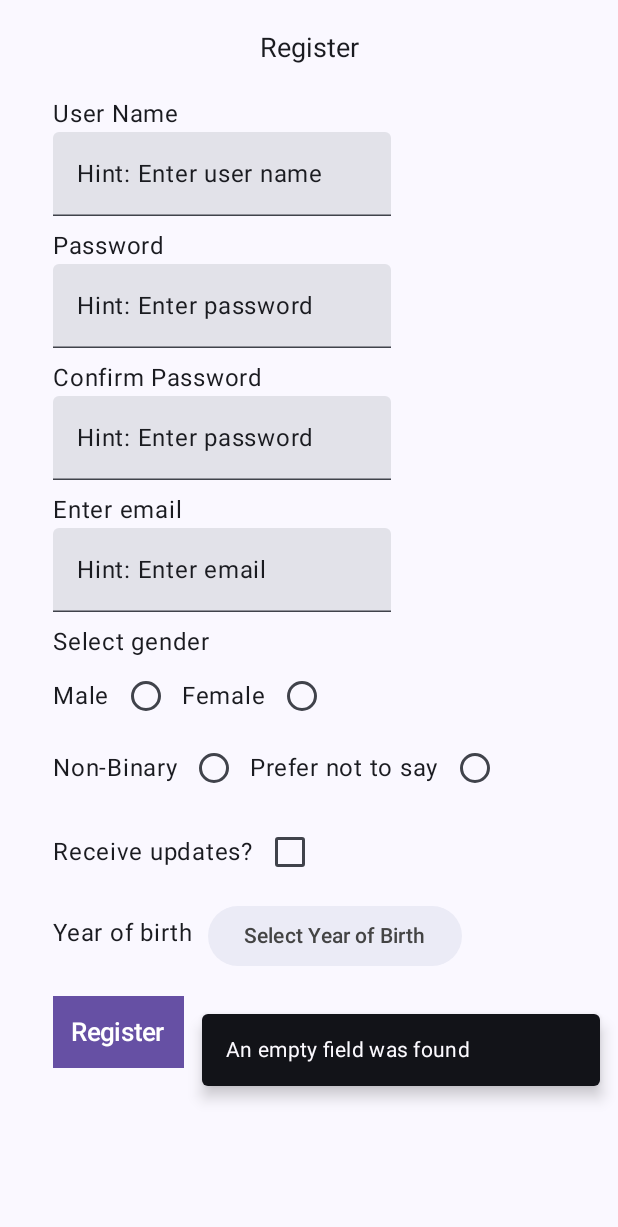
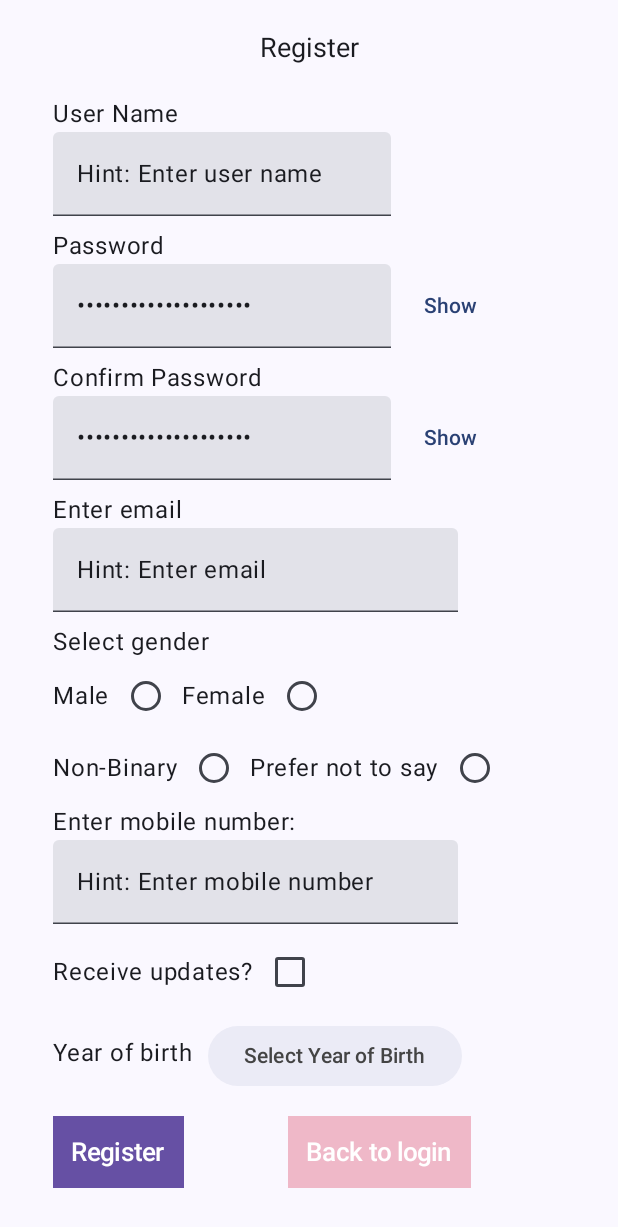
Before and after one commit to bladeacer/MovieApp, an Android app built with Jetpack Compose: the RegisterUserScreen screen opened through its navigation route, after a tap on "Register", on a phone screen of 412 x 824 dp. Shown: the top 1227 px of the screen. Run offline under Robolectric (Android 15) with nearby library versions, the phone set to English and light mode, and no system bars.

Commit message:
Working Register page

```diff
--- a/assignment1/app/src/main/java/com/it2161/dit99999x/assignment1/MovieViewerApp.kt
+++ b/assignment1/app/src/main/java/com/it2161/dit99999x/assignment1/MovieViewerApp.kt
@@ -5,24 +5,18 @@ import androidx.compose.foundation.layout.fillMaxSize
 import androidx.compose.foundation.layout.padding
 import androidx.compose.material3.Scaffold
 
-import android.R.attr.content
 import androidx.annotation.StringRes
-import androidx.compose.foundation.layout.fillMaxSize
-import androidx.compose.foundation.layout.fillMaxWidth
-import androidx.compose.foundation.layout.padding
 import androidx.compose.material3.CenterAlignedTopAppBar
 import androidx.compose.material3.ExperimentalMaterial3Api
-import androidx.compose.material3.MaterialTheme
-import androidx.compose.material3.Scaffold
 import androidx.compose.material3.Text
 import androidx.compose.runtime.Composable
+import androidx.compose.runtime.getValue
+import androidx.compose.runtime.key
+import androidx.compose.runtime.mutableStateOf
 import androidx.compose.runtime.remember
-import androidx.compose.runtime.getValue
-import androidx.compose.runtime.mutableStateOf
 import androidx.compose.ui.Modifier
 import androidx.compose.ui.res.stringResource
 import androidx.compose.ui.text.TextStyle
-import androidx.compose.ui.tooling.preview.Preview
 import androidx.compose.ui.unit.sp
 import com.it2161.dit99999x.assignment1.ui.components.LoginScreen
 import com.it2161.dit99999x.assignment1.ui.components.RegisterUserScreen
@@ -30,6 +24,7 @@ import androidx.navigation.compose.currentBackStackEntryAsState
 import androidx.navigation.compose.rememberNavController
 import androidx.navigation.compose.NavHost
 import androidx.navigation.compose.composable
+import androidx.navigation.navOptions
 import com.it2161.dit99999x.assignment1.data.UserProfile
 import com.it2161.dit99999x.assignment1.ui.components.LandingScreen
 
@@ -56,12 +51,13 @@ fun MovieAppBar (
     )
 }
 
+
 @Composable
 fun MovieViewerApp() {
     val navController = rememberNavController()
     val backStackEntry by navController.currentBackStackEntryAsState()
-    var movieClass = MovieRaterApplication
-    movieClass.instance.userProfile = UserProfile("TestUser1", "TestPassword1", "abc@gmail.com", "F",
+    var userProfile = MovieRaterApplication.instance.userProfile
+    userProfile = UserProfile("TestUser1", "TestPassword1", "abc@gmail.com", "F",
         "1234 5678", false, "2001")
     val currentScreen = MovieScreen.valueOf(
         backStackEntry?.destination?.route ?: MovieScreen.Login.name
@@ -88,6 +84,7 @@ fun MovieViewerApp() {
             Log.d("User profile : ","No user profile saved")
         }
 
+        key(MovieRaterApplication.instance.userProfile) {
             NavHost(
                 navController = navController,
                 startDestination = MovieScreen.Login.name,
@@ -121,6 +118,7 @@ fun MovieViewerApp() {
                 }
             }
         }
+    }
 
 
 }
--- a/assignment1/app/src/main/java/com/it2161/dit99999x/assignment1/ui/components/LoginScreen.kt
+++ b/assignment1/app/src/main/java/com/it2161/dit99999x/assignment1/ui/components/LoginScreen.kt
@@ -1,5 +1,6 @@
 package com.it2161.dit99999x.assignment1.ui.components
 
+import android.util.Log
 import androidx.compose.runtime.Composable
 import androidx.compose.ui.platform.LocalContext
 import androidx.compose.ui.tooling.preview.Preview
@@ -10,16 +11,15 @@ import androidx.compose.foundation.background
 import androidx.compose.foundation.layout.Column
 import androidx.compose.foundation.layout.Row
 import androidx.compose.foundation.layout.Spacer
-import androidx.compose.foundation.layout.fillMaxSize
 import androidx.compose.foundation.layout.fillMaxWidth
 import androidx.compose.foundation.layout.height
 import androidx.compose.foundation.layout.padding
 import androidx.compose.foundation.layout.width
 import androidx.compose.foundation.text.KeyboardOptions
-import androidx.compose.material3.SnackbarHost
 import androidx.compose.material3.Text
 import androidx.compose.material3.TextButton
 import androidx.compose.material3.TextField
+import androidx.compose.runtime.derivedStateOf
 import androidx.compose.runtime.getValue
 import androidx.compose.runtime.mutableStateOf
 import androidx.compose.runtime.remember
@@ -29,11 +29,11 @@ import androidx.compose.ui.Modifier
 import androidx.compose.ui.text.input.KeyboardType
 import androidx.compose.ui.text.input.PasswordVisualTransformation
 import androidx.compose.ui.text.input.VisualTransformation
-import androidx.compose.ui.tooling.preview.PreviewParameter
 import androidx.compose.ui.unit.dp
 import androidx.compose.ui.unit.sp
 import com.it2161.dit99999x.assignment1.MovieRaterApplication
 import com.it2161.dit99999x.assignment1.R
+import com.it2161.dit99999x.assignment1.data.UserProfile
 import com.it2161.dit99999x.assignment1.ui.theme.*
 
 
@@ -68,7 +68,7 @@ fun LoginScreen(
             value = userID,
             onValueChange = { userID = it },
             label = { Text("Enter User ID") },
-            keyboardOptions = KeyboardOptions(keyboardType = KeyboardType.Text),
+            keyboardOptions = KeyboardOptions(showKeyboardOnFocus = true),
             modifier = Modifier
                 .width(225.dp)
 
@@ -99,9 +99,6 @@ fun LoginScreen(
                 }
             }
 
-//            if (showError) {
-//
-//            }
         }
 
         Spacer(modifier = Modifier.height(32.dp))
@@ -109,7 +106,8 @@ fun LoginScreen(
         Row {
             TextButton(
                 onClick = {
-                    if (MovieRaterApplication.instance.userProfile?.userName.toString() == userID && MovieRaterApplication.instance.userProfile?.password == password)  {
+                    if (MovieRaterApplication.instance.userProfile?.userName.toString() == userID
+                        && MovieRaterApplication.instance.userProfile?.password == password)  {
                         showError = false
                         onLoginButtonClicked()
                     }
@@ -149,13 +147,14 @@ fun LoginScreen(
     }
 }
 
-@Preview
-@Composable
-fun LoginUIPreview() {
-    LoginScreen(
-        onLoginButtonClicked = {},
-        onRegisterButtonClicked = {},
-        modifier = Modifier
-    )
-
-}
+//@Preview
+//@Composable
+//fun LoginUIPreview() {
+//    LoginScreen(
+//        onLoginButtonClicked = {},
+//        onRegisterButtonClicked = {},
+//        modifier = Modifier
+//    )
+//
+//}
+//
--- a/assignment1/app/src/main/java/com/it2161/dit99999x/assignment1/ui/components/RegisterScreen.kt
+++ b/assignment1/app/src/main/java/com/it2161/dit99999x/assignment1/ui/components/RegisterScreen.kt
@@ -1,9 +1,9 @@
 package com.it2161.dit99999x.assignment1.ui.components
 
 
+import android.util.Log
 import androidx.compose.runtime.Composable
 import androidx.compose.ui.tooling.preview.Preview
-import android.content.Context
 import android.widget.Toast
 import androidx.compose.foundation.background
 import androidx.compose.foundation.layout.Column
@@ -33,15 +33,13 @@ import androidx.compose.runtime.setValue
 import androidx.compose.ui.unit.sp
 import androidx.compose.material3.TextField
 import androidx.compose.material3.RadioButton
-import androidx.compose.foundation.lazy.items
 import androidx.compose.foundation.text.KeyboardOptions
 import androidx.compose.ui.text.input.KeyboardType
-import androidx.compose.material3.SnackbarDuration
-import androidx.compose.material3.SnackbarHost
-import androidx.compose.material3.SnackbarHostState
-import androidx.compose.runtime.rememberCoroutineScope
+import androidx.compose.ui.Alignment
+import androidx.compose.ui.platform.LocalContext
+import androidx.compose.ui.text.input.PasswordVisualTransformation
+import androidx.compose.ui.text.input.VisualTransformation
 import com.it2161.dit99999x.assignment1.MovieRaterApplication
-import kotlinx.coroutines.launch
 
 @Composable
 fun CustomDropdownMenu(
@@ -114,8 +112,9 @@ fun RegisterUserScreen(
     var showToast by remember { mutableStateOf(false) }
     var toastMessage by remember { mutableStateOf("") }
 
-    val snackbarHostState = remember { SnackbarHostState() }
-    val scope = rememberCoroutineScope()
+    var passwordVisible by remember { mutableStateOf(false) }
+    var confirmPasswordVisible by remember { mutableStateOf(false) }
+    val context = LocalContext.current
 
     //    Check whether required fields are filled up by seeing if they
     //    are the same as the nonsensical default values, if they are display the toast and refuse
@@ -134,7 +133,7 @@ fun RegisterUserScreen(
         TextField (
             value = userName,
             onValueChange = {userName = it},
-            keyboardOptions = KeyboardOptions(keyboardType = KeyboardType.Text),
+            keyboardOptions = KeyboardOptions(showKeyboardOnFocus = true),
             modifier = Modifier
                 .width(225.dp)
 
@@ -144,25 +143,53 @@ fun RegisterUserScreen(
         Text(
             text = "Password"
         )
-        TextField (
+        Row {
+            TextField(
                 value = password,
-            onValueChange = {password = it},
+                onValueChange = { password = it },
+                visualTransformation = if (passwordVisible) VisualTransformation.None else PasswordVisualTransformation(),
                 keyboardOptions = KeyboardOptions(keyboardType = KeyboardType.Password),
                 modifier = Modifier
                     .width(225.dp)
             )
+            Column(
+                modifier = Modifier
+                    .padding(10.dp, 4.dp, 0.dp, 0.dp),
+                horizontalAlignment = Alignment.End
+            ) {
+                TextButton(
+                    onClick = { passwordVisible = !passwordVisible }
+                ) {
+                    Text(if (passwordVisible) "Hide" else "Show")
+                }
+            }
+        }
 
         Spacer(modifier = Modifier.height(8.dp))
         Text(
             text = "Confirm Password"
         )
+        Row {
             TextField (
                 value = confirmPassword,
                 onValueChange = {confirmPassword = it},
+                visualTransformation = if (confirmPasswordVisible) VisualTransformation.None else PasswordVisualTransformation(),
                 keyboardOptions = KeyboardOptions(keyboardType = KeyboardType.Password),
                 modifier = Modifier
                     .width(225.dp)
             )
+            Column(
+                modifier = Modifier
+                    .padding(10.dp, 4.dp, 0.dp, 0.dp),
+                horizontalAlignment = Alignment.End
+            ) {
+                TextButton(
+                    onClick = { confirmPasswordVisible = !confirmPasswordVisible }
+                ) {
+                    Text(if (confirmPasswordVisible) "Hide" else "Show")
+                }
+            }
+        }
 
         Spacer(modifier = Modifier.height(8.dp))
         Text(
@@ -171,9 +198,10 @@ fun RegisterUserScreen(
         TextField (
             value = email,
             onValueChange = {email = it},
-            keyboardOptions = KeyboardOptions(keyboardType = KeyboardType.Email),
+            keyboardOptions = KeyboardOptions(keyboardType = KeyboardType.Email,
+                showKeyboardOnFocus = true),
             modifier = Modifier
-                .width(225.dp)
+                .width(270.dp)
         )
 
         Spacer(modifier = Modifier.height(8.dp))
@@ -224,6 +252,18 @@ fun RegisterUserScreen(
             )
         }
 
+
+        Text(
+            text = "Enter mobile number:"
+        )
+        TextField (
+            value = mobileNumber,
+            onValueChange = {mobileNumber = it},
+            keyboardOptions = KeyboardOptions(keyboardType = KeyboardType.Phone),
+            modifier = Modifier
+                .width(270.dp)
+        )
+
         Spacer(modifier = Modifier.height(8.dp))
         Row{
             Text (
@@ -242,8 +282,6 @@ fun RegisterUserScreen(
                 modifier = Modifier
             )
         }
-
-        // TODO: Mobile number field
 
         Spacer(modifier = Modifier.height(8.dp))
 
@@ -284,18 +322,9 @@ fun RegisterUserScreen(
                         showToast = false
                         MovieRaterApplication.instance.userProfile = UserProfile(userName,
                             password, email, gender, mobileNumber, updateVal, yearOfBirth)
+                        Log.d("User profile : ", ""+MovieRaterApplication.instance.userProfile?.userName)
                         onRegisterButtonClicked()
                     }
-
-                    if (showToast) {
-                        scope.launch {
-                            snackbarHostState.showSnackbar(
-                                message = toastMessage,
-                                duration = SnackbarDuration.Short
-                            )
-                        }
-                    }
-
 
                 },
 
@@ -309,7 +338,6 @@ fun RegisterUserScreen(
                 )
             }
 
-            SnackbarHost(hostState = snackbarHostState)
             TextButton(
                 onClick = onBackButtonClicked,
                 modifier = Modifier
@@ -322,6 +350,9 @@ fun RegisterUserScreen(
                     color = Color.White
                 )
             }
+            if (showToast) {
+                Toast.makeText(context, toastMessage, Toast.LENGTH_SHORT).show()
+            }
         }
 
     }
@@ -329,13 +360,14 @@ fun RegisterUserScreen(
 
 }
 
-@Preview
-@Composable
-fun RegisterUserScreenPreview() {
-    RegisterUserScreen(
-        onBackButtonClicked = {},
-        onRegisterButtonClicked = {},
-        modifier = Modifier
-    )
-
-}
+//@Preview
+//@Composable
+//fun RegisterUserScreenPreview() {
+//    RegisterUserScreen(
+//        onBackButtonClicked = {},
+//        onRegisterButtonClicked = {},
+//        movieClass = MovieRaterApplication,
+//        modifier = Modifier
+//    )
+//
+//}
```
Lines whose indentation alone changed are shown as unchanged.
